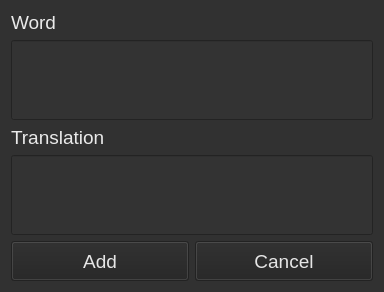
This is forms/add.ui in Dartmoor777/English-learner as Qt 5 draws it before an edit. The edited form follows.
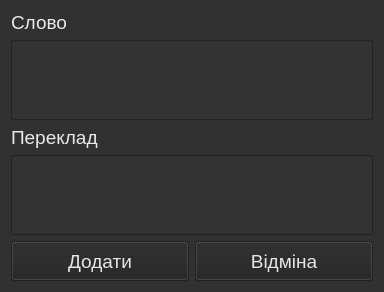
This is the edited form. Icons and pictures are not drawn.

The edit to the form file:
```diff
--- a/forms/add.ui
+++ b/forms/add.ui
@@ -347,7 +347,7 @@
       </font>
      </property>
      <property name="text">
-      <string>Word</string>
+      <string>Слово</string>
      </property>
     </widget>
    </item>
@@ -419,7 +419,7 @@
       </font>
      </property>
      <property name="text">
-      <string>Translation</string>
+      <string>Переклад</string>
      </property>
     </widget>
    </item>
@@ -560,7 +560,7 @@
         <enum>Qt::NoFocus</enum>
        </property>
        <property name="text">
-        <string>Add</string>
+        <string>Додати</string>
        </property>
        <property name="shortcut">
         <string>Return</string>
@@ -656,7 +656,7 @@
         <enum>Qt::NoFocus</enum>
        </property>
        <property name="text">
-        <string>Cancel</string>
+        <string>Відміна</string>
        </property>
        <property name="shortcut">
         <string>Esc</string>
```
Left out of the diff: 6 changed lines with no effect on the pictures.
